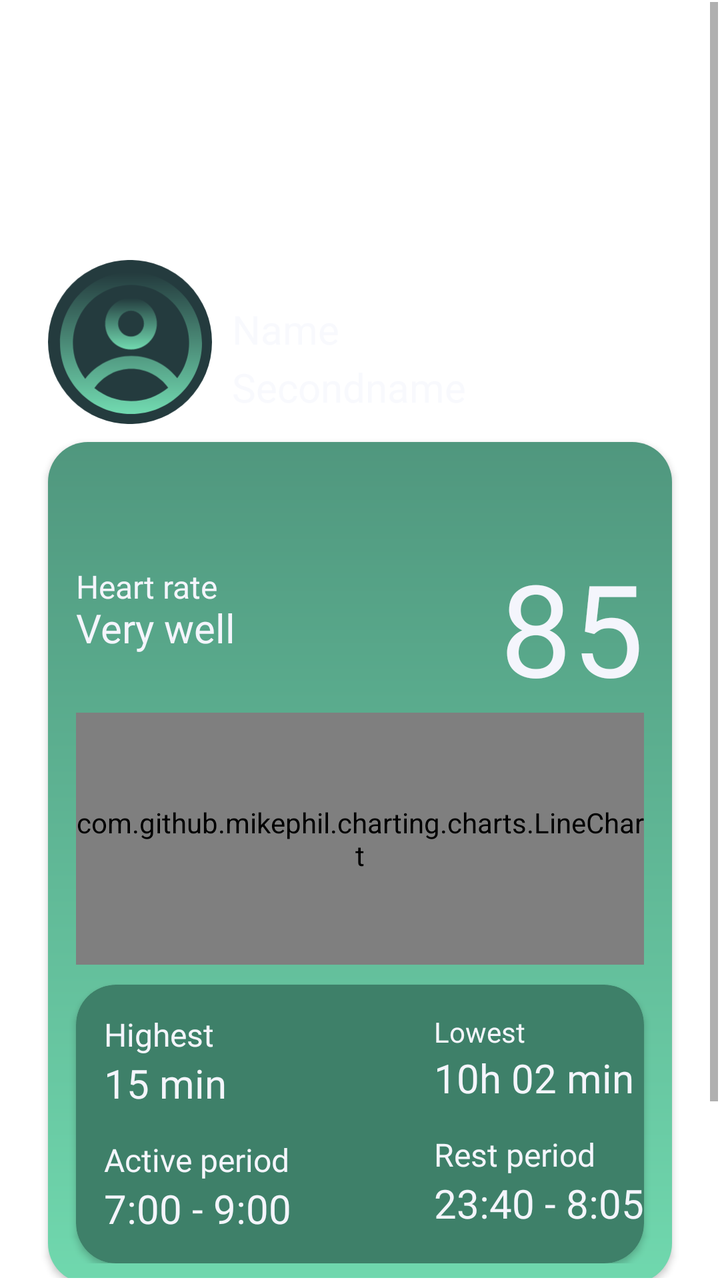
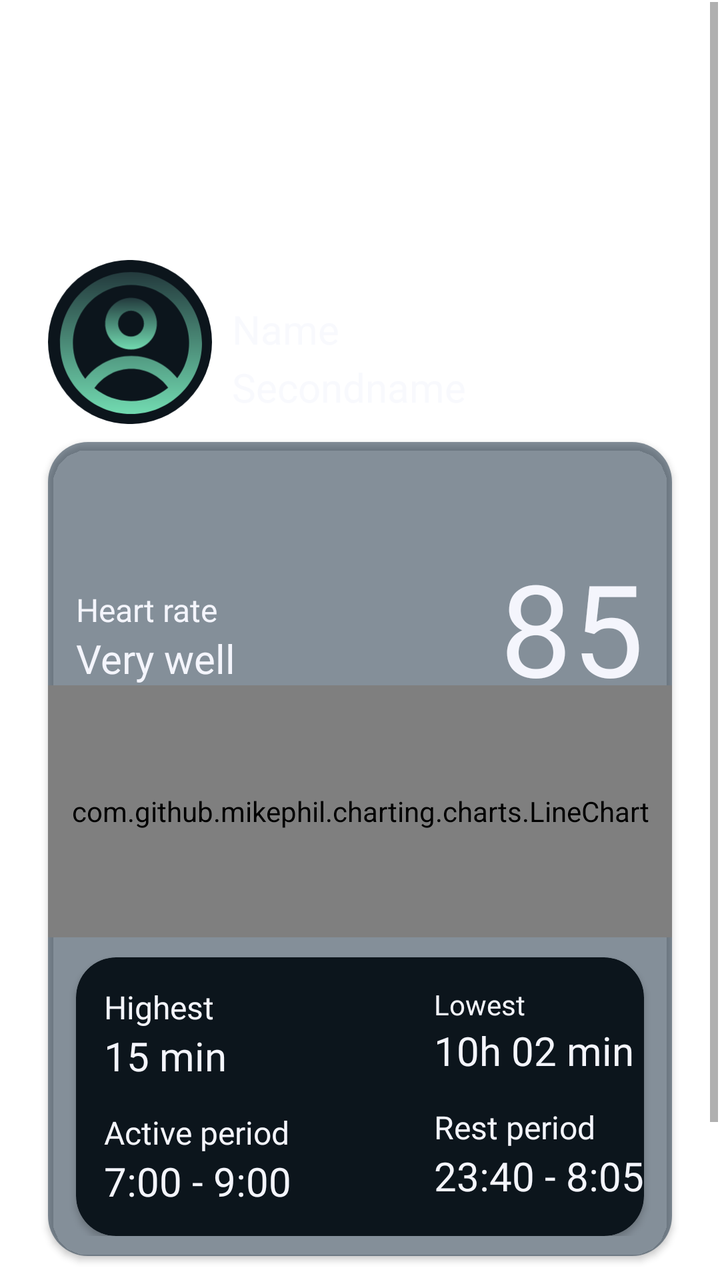

Screens rendered from an Android XML layout before and after an edit, with the pre-edit source and the edit as a unified diff.
<!-- AndroidManifest.xml: application theme Theme.FitnesApp -->
<!-- res/layout/fragment_pulse.xml -->
<?xml version="1.0" encoding="utf-8"?>
<androidx.constraintlayout.widget.ConstraintLayout xmlns:android="http://schemas.android.com/apk/res/android"
    xmlns:app="http://schemas.android.com/apk/res-auto"
    xmlns:tools="http://schemas.android.com/tools"
    android:layout_width="match_parent"
    android:layout_height="match_parent"
    tools:context=".ui.pulse.PulseFragment">

    <ScrollView
        android:layout_width="match_parent"
        android:layout_height="match_parent"
        android:layout_marginStart="1dp"
        android:layout_marginTop="1dp"
        android:layout_marginEnd="1dp"
        android:layout_marginBottom="1dp"
        android:contentDescription="@string/app_name"
        app:layout_constraintBottom_toBottomOf="parent"
        app:layout_constraintEnd_toEndOf="parent"
        app:layout_constraintStart_toStartOf="parent"
        app:layout_constraintTop_toTopOf="parent">

        <RelativeLayout
            android:layout_width="match_parent"
            android:layout_height="match_parent">

            <androidx.cardview.widget.CardView
                android:id="@+id/cardView"
                android:layout_width="match_parent"
                android:layout_height="wrap_content"
                android:layout_alignParentStart="true"
                android:layout_alignParentTop="true"
                android:layout_alignParentEnd="true"
                android:layout_marginStart="23dp"
                android:layout_marginLeft="23dp"
                android:layout_marginTop="220dp"
                android:layout_marginEnd="23dp"
                android:layout_marginRight="23dp"
                android:layout_marginBottom="100dp"
                app:cardBackgroundColor="@android:color/transparent"
                app:cardCornerRadius="20dp">

                <androidx.constraintlayout.widget.ConstraintLayout
                    android:layout_width="match_parent"
                    android:layout_height="match_parent"
                    android:background="@drawable/bg_element"
                    android:paddingBottom="10dp">


                    <androidx.recyclerview.widget.RecyclerView
                        android:id="@+id/recyclerView"
                        android:layout_width="match_parent"
                        android:layout_height="50dp"
                        app:layout_constraintEnd_toEndOf="parent"
                        app:layout_constraintStart_toStartOf="parent"
                        app:layout_constraintTop_toTopOf="parent" />

                    <TextView
                        android:id="@+id/tvPulseScore"
                        android:layout_width="wrap_content"
                        android:layout_height="wrap_content"
                        android:layout_marginEnd="14dp"
                        android:fontFamily="@font/nobile_bold"
                        android:text="85"
                        android:textColor="@color/text"
                        android:textSize="64sp"
                        app:layout_constraintEnd_toEndOf="parent"
                        app:layout_constraintTop_toBottomOf="@+id/recyclerView" />

                    <TextView
                        android:id="@+id/textView8"
                        android:layout_width="wrap_content"
                        android:layout_height="wrap_content"
                        android:layout_marginStart="14dp"
                        android:layout_marginTop="15dp"
                        android:fontFamily="@font/nobile"
                        android:text="Heart rate"
                        android:textColor="@color/text"
                        android:textSize="16sp"
                        app:layout_constraintBottom_toTopOf="@+id/tvPulseQuality"
                        app:layout_constraintStart_toStartOf="parent"
                        app:layout_constraintTop_toBottomOf="@+id/recyclerView" />

                    <TextView
                        android:id="@+id/tvPulseQuality"
                        android:layout_width="wrap_content"
                        android:layout_height="wrap_content"
                        android:layout_marginStart="14dp"
                        android:fontFamily="@font/nobile_bold"
                        android:text="Very well"
                        android:textColor="@color/text"
                        android:textSize="20sp"
                        app:layout_constraintBottom_toTopOf="@+id/chartPulseInfo"
                        app:layout_constraintStart_toStartOf="parent"
                        app:layout_constraintTop_toBottomOf="@+id/recyclerView" />

                    <com.github.mikephil.charting.charts.LineChart
                        android:id="@+id/chartPulseInfo"
                        android:layout_width="match_parent"
                        android:layout_height="126dp"
                        android:layout_gravity="bottom"
                        android:layout_marginStart="14dp"
                        android:layout_marginEnd="14dp"
                        android:foregroundGravity="bottom"
                        app:layout_constraintEnd_toEndOf="parent"
                        app:layout_constraintStart_toStartOf="parent"
                        app:layout_constraintTop_toBottomOf="@+id/tvPulseScore" />

                    <androidx.cardview.widget.CardView
                        android:id="@+id/cardView2"
                        android:layout_width="match_parent"
                        android:layout_height="wrap_content"
                        android:layout_marginStart="14dp"
                        android:layout_marginTop="10dp"
                        android:layout_marginEnd="14dp"
                        app:cardBackgroundColor="@color/secondary"
                        app:cardCornerRadius="20dp"
                        app:layout_constraintEnd_toEndOf="parent"
                        app:layout_constraintStart_toStartOf="parent"
                        app:layout_constraintTop_toBottomOf="@+id/chartPulseInfo">

                        <androidx.constraintlayout.widget.ConstraintLayout
                            android:layout_width="match_parent"
                            android:layout_height="wrap_content">

                            <TextView
                                android:id="@+id/textView20"
                                android:layout_width="wrap_content"
                                android:layout_height="wrap_content"
                                android:layout_marginTop="14dp"
                                android:fontFamily="@font/nobile_bold"
                                android:text="Rest period"
                                android:textColor="@color/text"
                                android:textSize="16sp"
                                app:layout_constraintStart_toStartOf="@+id/guideline3"
                                app:layout_constraintTop_toBottomOf="@+id/textView17" />

                            <TextView
                                android:id="@+id/textView21"
                                android:layout_width="wrap_content"
                                android:layout_height="wrap_content"
                                android:layout_marginStart="14dp"
                                android:layout_marginBottom="14dp"
                                android:fontFamily="@font/nobile"
                                android:text="7:00 - 9:00"
                                android:textColor="@color/text"
                                android:textSize="20sp"
                                app:layout_constraintBottom_toBottomOf="parent"
                                app:layout_constraintStart_toStartOf="parent"
                                app:layout_constraintTop_toBottomOf="@+id/textView18" />

                            <TextView
                                android:id="@+id/textView18"
                                android:layout_width="wrap_content"
                                android:layout_height="wrap_content"
                                android:layout_marginStart="14dp"
                                android:layout_marginTop="14dp"
                                android:fontFamily="@font/nobile_bold"
                                android:text="Active period"
                                android:textColor="@color/text"
                                android:textSize="16sp"
                                app:layout_constraintStart_toStartOf="parent"
                                app:layout_constraintTop_toBottomOf="@+id/textView19" />

                            <TextView
                                android:id="@+id/textView19"
                                android:layout_width="wrap_content"
                                android:layout_height="wrap_content"
                                android:layout_marginStart="14dp"
                                android:fontFamily="@font/nobile"
                                android:text="15 min"
                                android:textColor="@color/text"
                                android:textSize="20sp"
                                app:layout_constraintStart_toStartOf="parent"
                                app:layout_constraintTop_toBottomOf="@+id/textView13" />

                            <TextView
                                android:id="@+id/textView17"
                                android:layout_width="wrap_content"
                                android:layout_height="wrap_content"
                                android:fontFamily="@font/nobile"
                                android:text="10h 02 min"
                                android:textColor="@color/text"
                                android:textSize="20sp"
                                app:layout_constraintStart_toStartOf="@+id/guideline3"
                                app:layout_constraintTop_toBottomOf="@+id/textView14" />

                            <TextView
                                android:id="@+id/textView15"
                                android:layout_width="wrap_content"
                                android:layout_height="wrap_content"
                                android:fontFamily="@font/nobile"
                                android:text="23:40 - 8:05"
                                android:textColor="@color/text"
                                android:textSize="20sp"
                                app:layout_constraintStart_toStartOf="@+id/guideline3"
                                app:layout_constraintTop_toBottomOf="@+id/textView20" />

                            <TextView
                                android:id="@+id/textView14"
                                android:layout_width="wrap_content"
                                android:layout_height="wrap_content"
                                android:layout_marginTop="14dp"
                                android:fontFamily="@font/nobile_bold"
                                android:text="Lowest"
                                android:textColor="@color/text"
                                app:layout_constraintStart_toStartOf="@+id/guideline3"
                                app:layout_constraintTop_toTopOf="parent" />

                            <TextView
                                android:id="@+id/textView13"
                                android:layout_width="wrap_content"
                                android:layout_height="wrap_content"
                                android:layout_marginStart="14dp"
                                android:layout_marginTop="14dp"
                                android:fontFamily="@font/nobile_bold"
                                android:text="Highest"
                                android:textColor="@color/text"
                                android:textSize="16sp"
                                app:layout_constraintStart_toStartOf="parent"
                                app:layout_constraintTop_toTopOf="parent" />

                            <androidx.constraintlayout.widget.Guideline
                                android:id="@+id/guideline3"
                                android:layout_width="wrap_content"
                                android:layout_height="wrap_content"
                                android:foregroundGravity="center"
                                android:orientation="vertical"
                                app:layout_constraintEnd_toEndOf="parent"
                                app:layout_constraintGuide_begin="179dp"
                                app:layout_constraintStart_toStartOf="parent"
                                app:layout_constraintTop_toTopOf="parent" />

                        </androidx.constraintlayout.widget.ConstraintLayout>
                    </androidx.cardview.widget.CardView>


                </androidx.constraintlayout.widget.ConstraintLayout>

            </androidx.cardview.widget.CardView>

            <ImageView
                android:id="@+id/imageView3"
                android:layout_width="82dp"
                android:layout_height="82dp"
                android:layout_alignParentStart="true"
                android:layout_alignParentTop="true"
                android:layout_marginStart="23dp"
                android:layout_marginTop="129dp"
                android:layout_marginBottom="0dp"
                android:src="@drawable/ic_profile_icon" />

            <TextView
                android:id="@+id/textView2"
                android:layout_width="wrap_content"
                android:layout_height="wrap_content"
                android:layout_alignTop="@+id/imageView3"
                android:layout_marginStart="10dp"
                android:layout_marginTop="21dp"
                android:layout_toEndOf="@+id/imageView3"
                android:text="Name"
                android:textColor="@color/text_smuf"
                android:textSize="20sp" />

            <TextView
                android:id="@+id/textView3"
                android:layout_width="wrap_content"
                android:layout_height="wrap_content"
                android:layout_alignTop="@+id/imageView3"
                android:layout_marginStart="10dp"
                android:layout_marginTop="50dp"
                android:layout_toEndOf="@+id/imageView3"
                android:text="Secondname"
                android:textColor="@color/text_smuf"
                android:textSize="20sp" />

        </RelativeLayout>
    </ScrollView>
</androidx.constraintlayout.widget.ConstraintLayout>
<!-- resources referenced by this layout -->
<resources>
  <color name="secondary">#3E8069</color>
  <color name="text">#F4F5FC</color>
  <color name="text_smuf">#99F4F5FC</color>
  <!-- drawable bg_element (drawable) -->
  <?xml version="1.0" encoding="utf-8"?>
  <shape xmlns:android="http://schemas.android.com/apk/res/android"
      android:shape="rectangle">
  
      <gradient
          android:type="linear"
          android:angle="-90"
          android:startColor="#50977E"
          android:endColor="#70D8AE" />
  
  </shape>
  <!-- drawable ic_profile_icon: vector/xml drawable (drawable, 2824 chars, omitted) -->
  <string name="app_name" translatable="false">FitnesApp</string>
  <style name="Theme.FitnesApp" parent="Theme.MaterialComponents.DayNight.NoActionBar">
  
          <item name="colorPrimary">@color/accent_color</item>
          <item name="colorPrimaryVariant">@color/secondary</item>
          <item name="colorOnPrimary">@color/black</item>
          <item name="colorSecondary">@color/teal_200</item>
          <item name="colorSecondaryVariant">@color/teal_200</item>
          <item name="colorOnSecondary">@color/black</item>
  
          <item name="android:statusBarColor">@android:color/transparent</item>
          <item name="android:windowLightStatusBar">false</item>
      </style>
  <color name="accent_color">#81EDA0</color>
  <color name="black">#FF000000</color>
  <color name="teal_200">#FF03DAC5</color>
</resources>

<!-- the commit's change to res/layout/fragment_pulse.xml (unified diff, before → after) -->
@@ -42,12 +42,12 @@
                 <androidx.constraintlayout.widget.ConstraintLayout
                     android:layout_width="match_parent"
                     android:layout_height="match_parent"
-                    android:background="@drawable/bg_element"
+                    android:background="@color/background_50"
                     android:paddingBottom="10dp">
 
 
                     <androidx.recyclerview.widget.RecyclerView
-                        android:id="@+id/recyclerView"
+                        android:id="@+id/recyclerViewPulse"
                         android:layout_width="match_parent"
                         android:layout_height="50dp"
                         app:layout_constraintEnd_toEndOf="parent"
@@ -64,7 +64,7 @@
                         android:textColor="@color/text"
                         android:textSize="64sp"
                         app:layout_constraintEnd_toEndOf="parent"
-                        app:layout_constraintTop_toBottomOf="@+id/recyclerView" />
+                        app:layout_constraintTop_toBottomOf="@+id/recyclerViewPulse" />
 
                     <TextView
                         android:id="@+id/textView8"
@@ -78,7 +78,7 @@
                         android:textSize="16sp"
                         app:layout_constraintBottom_toTopOf="@+id/tvPulseQuality"
                         app:layout_constraintStart_toStartOf="parent"
-                        app:layout_constraintTop_toBottomOf="@+id/recyclerView" />
+                        app:layout_constraintTop_toBottomOf="@+id/recyclerViewSleep" />
 
                     <TextView
                         android:id="@+id/tvPulseQuality"
@@ -91,15 +91,14 @@
                         android:textSize="20sp"
                         app:layout_constraintBottom_toTopOf="@+id/chartPulseInfo"
                         app:layout_constraintStart_toStartOf="parent"
-                        app:layout_constraintTop_toBottomOf="@+id/recyclerView" />
+                        app:layout_constraintTop_toBottomOf="@+id/recyclerViewSleep" />
 
                     <com.github.mikephil.charting.charts.LineChart
                         android:id="@+id/chartPulseInfo"
                         android:layout_width="match_parent"
                         android:layout_height="126dp"
                         android:layout_gravity="bottom"
-                        android:layout_marginStart="14dp"
-                        android:layout_marginEnd="14dp"
+                        android:layout_marginTop="-14dp"
                         android:foregroundGravity="bottom"
                         app:layout_constraintEnd_toEndOf="parent"
                         app:layout_constraintStart_toStartOf="parent"
@@ -132,7 +131,7 @@
                                 android:textColor="@color/text"
                                 android:textSize="16sp"
                                 app:layout_constraintStart_toStartOf="@+id/guideline3"
-                                app:layout_constraintTop_toBottomOf="@+id/textView17" />
+                                app:layout_constraintTop_toBottomOf="@+id/tvLowestWeight" />
 
                             <TextView
                                 android:id="@+id/textView21"
@@ -159,10 +158,10 @@
                                 android:textColor="@color/text"
                                 android:textSize="16sp"
                                 app:layout_constraintStart_toStartOf="parent"
-                                app:layout_constraintTop_toBottomOf="@+id/textView19" />
-
-                            <TextView
-                                android:id="@+id/textView19"
+                                app:layout_constraintTop_toBottomOf="@+id/tvHighestWeight" />
+
+                            <TextView
+                                android:id="@+id/tvHighestWeight"
                                 android:layout_width="wrap_content"
                                 android:layout_height="wrap_content"
                                 android:layout_marginStart="14dp"
@@ -174,7 +173,7 @@
                                 app:layout_constraintTop_toBottomOf="@+id/textView13" />
 
                             <TextView
-                                android:id="@+id/textView17"
+                                android:id="@+id/tvLowestWeight"
                                 android:layout_width="wrap_content"
                                 android:layout_height="wrap_content"
                                 android:fontFamily="@font/nobile"
<!-- resource entries referenced after the edit -->
@@ -1,21 +1,10 @@
 <!-- resources referenced by this layout -->
 <resources>
-  <color name="secondary">#3E8069</color>
+  <color name="background_50">#80142A3E</color>
+  <color name="secondary">#0C151C</color>
   <color name="text">#F4F5FC</color>
   <color name="text_smuf">#99F4F5FC</color>
-  <!-- drawable bg_element (drawable) -->
-  <?xml version="1.0" encoding="utf-8"?>
-  <shape xmlns:android="http://schemas.android.com/apk/res/android"
-      android:shape="rectangle">
-  
-      <gradient
-          android:type="linear"
-          android:angle="-90"
-          android:startColor="#50977E"
-          android:endColor="#70D8AE" />
-  
-  </shape>
-  <!-- drawable ic_profile_icon: vector/xml drawable (drawable, 2824 chars, omitted) -->
+  <!-- drawable ic_profile_icon: vector/xml drawable (drawable, 2833 chars, omitted) -->
   <string name="app_name" translatable="false">FitnesApp</string>
   <style name="Theme.FitnesApp" parent="Theme.MaterialComponents.DayNight.NoActionBar">
   
@@ -29,7 +18,7 @@
           <item name="android:statusBarColor">@android:color/transparent</item>
           <item name="android:windowLightStatusBar">false</item>
       </style>
-  <color name="accent_color">#81EDA0</color>
+  <color name="accent_color">#6DD1AA</color>
   <color name="black">#FF000000</color>
   <color name="teal_200">#FF03DAC5</color>
 </resources>
